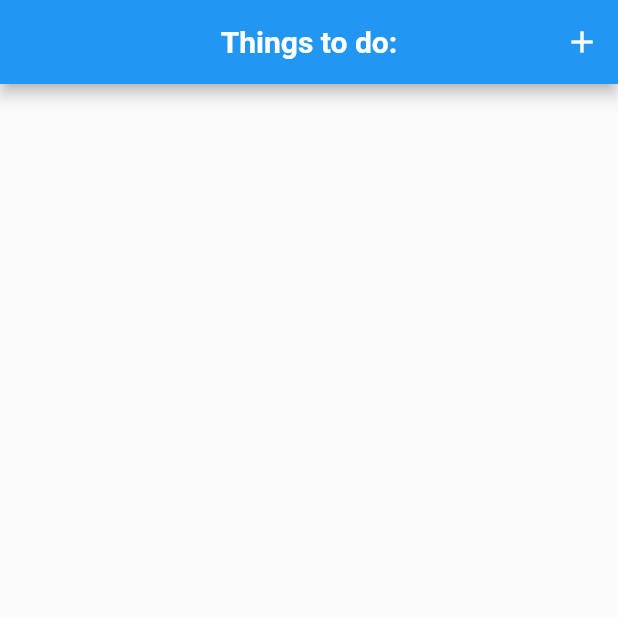
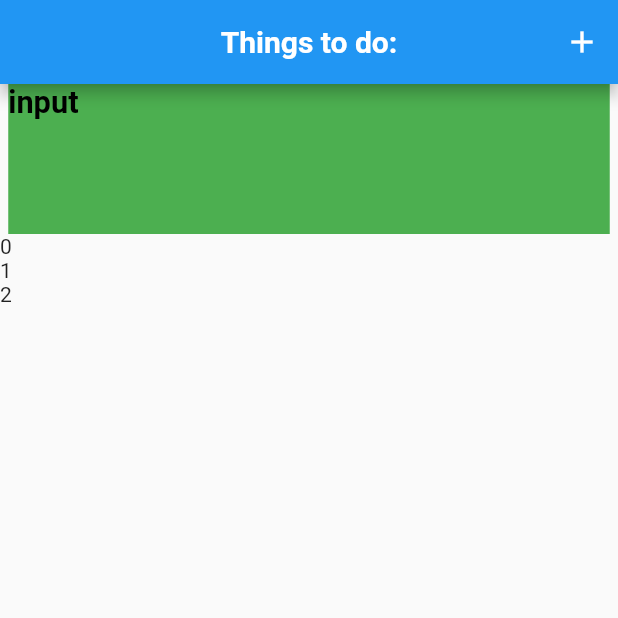
Before and after one commit to MarasDriver/todo, a Flutter app: the screen it shows after launch, on a phone screen of 412 x 824 dp, the top half of it. Run offline on Flutter 3.47's test engine with Material 2 defaults, Android fonts, the phone set to English and light mode, and no system bars.

Commit message:
return listview

```diff
--- a/lib/screens/home.dart
+++ b/lib/screens/home.dart
@@ -2,7 +2,12 @@ import 'package:flutter/material.dart';
 import 'package:todo_app/widgets/text_widget.dart';
 
 class HomePage extends StatelessWidget {
-  const HomePage({Key? key}) : super(key: key);
+  HomePage({Key? key}) : super(key: key);
+  List<String> my_tasks = [
+    "pranie1",
+    "pranie2",
+    "pranie3",
+  ];
 
   @override
   Widget build(BuildContext context) {
@@ -23,7 +28,26 @@ class HomePage extends StatelessWidget {
         ],
       ),
       body: ListView(
-        children: [],
+        children: [
+          Center(
+            child: Container(
+              width: MediaQuery.of(context).size.width - 11,
+              height: 100.0,
+              color: Colors.green,
+              child: MyTextWidget(
+                text: "input",
+                color: Colors.black,
+                size: 20.5,
+              ),
+            ),
+          ),
+          ListView.builder(
+              shrinkWrap: true,
+              itemCount: my_tasks.length,
+              itemBuilder: (context, index) {
+                return Text(index.toString());
+              })
+        ],
       ),
     );
   }
```
